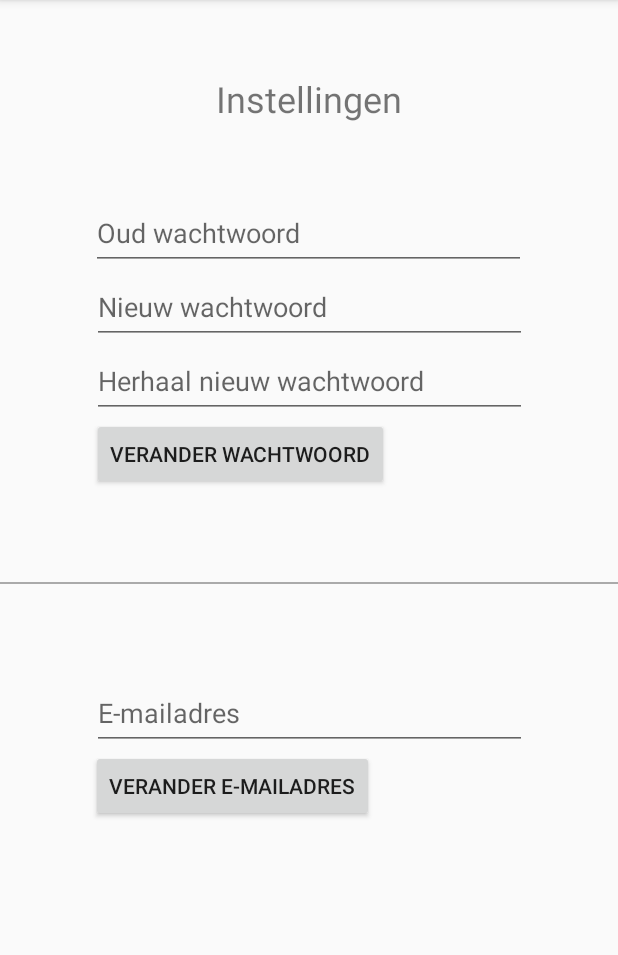
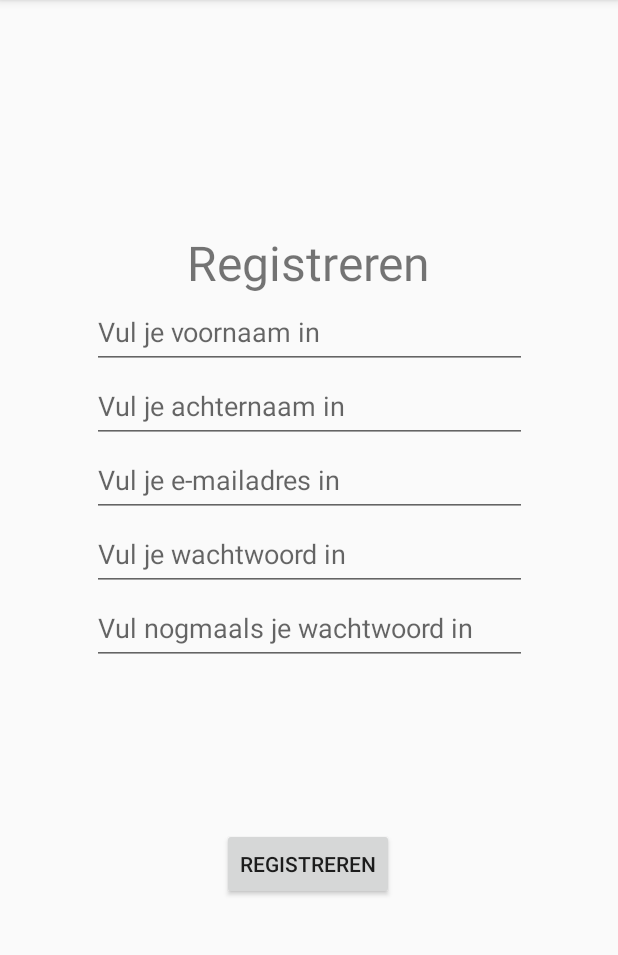
Before and after one commit to VincentCremers/Drink_eet, an Android app: the fragment LoginFragment placed in its activity, after a tap on "REGISTREER", on a phone screen of 412 x 824 dp, the part 84-1039 px from its top. Run offline under Robolectric (Android 15) with nearby library versions, the phone set to English and light mode, and no system bars; our stand-ins replace navigation-ui.

Commit message:
registreer pagina erbij

```diff
--- a/DrInk_en_EET/app/src/main/java/com/example/drink_en_eet/LoginFragment.java
+++ b/DrInk_en_EET/app/src/main/java/com/example/drink_en_eet/LoginFragment.java
@@ -31,7 +31,7 @@ public class LoginFragment extends Fragment implements View.OnClickListener {
         switch (view.getId()) {
             case R.id.button4:
                 getActivity().getSupportFragmentManager().beginTransaction().replace(R.id.fragment_container,
-                        new SettingsFragment()).addToBackStack("tag").commit();
+                        new RegisterFragment()).addToBackStack("tag").commit();
                 break;
         }
     }
--- /dev/null
+++ b/DrInk_en_EET/app/src/main/java/com/example/drink_en_eet/RegisterFragment.java
@@ -0,0 +1,34 @@
+package com.example.drink_en_eet;
+
+import android.os.Bundle;
+import android.view.LayoutInflater;
+import android.view.View;
+import android.view.ViewGroup;
+import android.widget.Button;
+
+import androidx.annotation.Nullable;
+import androidx.fragment.app.Fragment;
+
+public class RegisterFragment extends Fragment implements View.OnClickListener {
+
+    @Nullable
+    @Override
+    public View onCreateView(LayoutInflater inflater, ViewGroup container, Bundle savedInstanceState) {
+
+        View view = inflater.inflate(R.layout.layout_register, container, false);
+
+
+
+        return view;
+    }
+
+    @Override
+    public void onClick(View view) {
+//        switch (view.getId()) {
+//            case R.id.button4:
+//                getActivity().getSupportFragmentManager().beginTransaction().replace(R.id.fragment_container,
+//                        new SettingsFragment()).addToBackStack("tag").commit();
+//                break;
+//        }
+    }
+}
--- a/DrInk_en_EET/app/src/main/res/layout/layout_eten_zoeken.xml
+++ b/DrInk_en_EET/app/src/main/res/layout/layout_eten_zoeken.xml
@@ -7,7 +7,7 @@
     android:layout_height="match_parent">
 
     <TextView
-        android:id="@+id/zoeken_titel"
+        android:id="@+id/zoeken2_titel"
         android:layout_width="wrap_content"
         android:layout_height="wrap_content"
         android:layout_marginTop="16dp"
@@ -22,8 +22,9 @@
         android:layout_width="412dp"
         android:layout_height="69dp"
         android:layout_marginTop="16dp"
+        android:id="@+id/search_bar"
         app:layout_constraintEnd_toEndOf="parent"
         app:layout_constraintStart_toStartOf="parent"
-        app:layout_constraintTop_toBottomOf="@+id/zoeken_titel" />
+        app:layout_constraintTop_toBottomOf="@+id/zoeken2_titel" />
 
 </androidx.constraintlayout.widget.ConstraintLayout>
--- /dev/null
+++ b/DrInk_en_EET/app/src/main/res/layout/layout_register.xml
@@ -0,0 +1,109 @@
+<?xml version="1.0" encoding="utf-8"?>
+<androidx.constraintlayout.widget.ConstraintLayout xmlns:android="http://schemas.android.com/apk/res/android"
+    xmlns:app="http://schemas.android.com/apk/res-auto"
+    xmlns:tools="http://schemas.android.com/tools"
+    android:layout_width="match_parent"
+    android:layout_height="match_parent"
+    tools:context=".Registrate">
+
+
+    <TextView
+        android:id="@+id/textView2"
+        android:layout_width="wrap_content"
+        android:layout_height="wrap_content"
+        android:text="Registreren"
+        android:textSize="32dp"
+        app:layout_constraintBottom_toBottomOf="parent"
+        app:layout_constraintEnd_toEndOf="parent"
+        app:layout_constraintStart_toStartOf="parent"
+        app:layout_constraintTop_toTopOf="parent"
+        app:layout_constraintVertical_bias="0.212" />
+
+    <EditText
+        android:id="@+id/editText"
+        android:layout_width="290dp"
+        android:layout_height="49dp"
+        android:layout_alignParentStart="true"
+        android:layout_alignParentLeft="true"
+        android:layout_alignParentEnd="true"
+        android:layout_alignParentRight="true"
+        android:focusable="true"
+        android:hint="Vul je voornaam in"
+        app:layout_constraintEnd_toEndOf="parent"
+        app:layout_constraintStart_toStartOf="parent"
+        app:layout_constraintTop_toBottomOf="@+id/textView2" />
+
+    <EditText
+        android:id="@+id/editText2"
+        android:layout_width="290dp"
+        android:layout_height="49dp"
+        android:layout_alignParentStart="true"
+        android:layout_alignParentLeft="true"
+        android:layout_alignParentEnd="true"
+        android:layout_alignParentRight="true"
+        android:focusable="true"
+        android:hint="Vul je achternaam in"
+        app:layout_constraintEnd_toEndOf="parent"
+        app:layout_constraintStart_toStartOf="parent"
+        app:layout_constraintTop_toBottomOf="@+id/editText" />
+
+    <EditText
+        android:id="@+id/editText3"
+        android:layout_width="290dp"
+        android:layout_height="49dp"
+        android:layout_alignParentStart="true"
+        android:layout_alignParentLeft="true"
+        android:layout_alignParentEnd="true"
+        android:layout_alignParentRight="true"
+        android:focusable="true"
+        android:hint="Vul je e-mailadres in"
+        app:layout_constraintEnd_toEndOf="parent"
+        app:layout_constraintHorizontal_bias="0.504"
+        app:layout_constraintStart_toStartOf="parent"
+        app:layout_constraintTop_toBottomOf="@+id/editText2" />
+
+    <EditText
+        android:id="@+id/editText4"
+        android:layout_width="290dp"
+        android:layout_height="49dp"
+        android:layout_alignParentStart="true"
+        android:layout_alignParentLeft="true"
+        android:layout_alignParentEnd="true"
+        android:layout_alignParentRight="true"
+        android:focusable="true"
+        android:hint="Vul je wachtwoord in"
+        app:layout_constraintBottom_toTopOf="@+id/editText5"
+        app:layout_constraintEnd_toEndOf="parent"
+        app:layout_constraintHorizontal_bias="0.504"
+        app:layout_constraintStart_toStartOf="parent"
+        app:layout_constraintTop_toBottomOf="@+id/editText3" />
+
+    <EditText
+        android:id="@+id/editText5"
+        android:layout_width="290dp"
+        android:layout_height="49dp"
+        android:layout_alignParentStart="true"
+        android:layout_alignParentLeft="true"
+        android:layout_alignParentEnd="true"
+        android:layout_alignParentRight="true"
+        android:layout_marginTop="48dp"
+        android:focusable="true"
+        android:hint="Vul nogmaals je wachtwoord in"
+        app:layout_constraintBottom_toTopOf="@+id/button6"
+        app:layout_constraintEnd_toEndOf="parent"
+        app:layout_constraintHorizontal_bias="0.504"
+        app:layout_constraintStart_toStartOf="parent"
+        app:layout_constraintTop_toBottomOf="@+id/editText3"
+        app:layout_constraintVertical_bias="0.012" />
+
+    <Button
+        android:id="@+id/button6"
+        android:layout_width="wrap_content"
+        android:layout_height="wrap_content"
+        android:layout_marginBottom="168dp"
+        android:text="Registreren"
+        app:layout_constraintBottom_toBottomOf="parent"
+        app:layout_constraintEnd_toEndOf="parent"
+        app:layout_constraintHorizontal_bias="0.498"
+        app:layout_constraintStart_toStartOf="parent" />
+</androidx.constraintlayout.widget.ConstraintLayout>
--- a/DrInk_en_EET/app/src/main/res/layout/layout_training.xml
+++ b/DrInk_en_EET/app/src/main/res/layout/layout_training.xml
@@ -57,7 +57,7 @@
             android:layout_width="wrap_content"
             android:layout_height="wrap_content"
             android:layout_marginBottom="16dp"
-            android:text="Kies je traning:"
+            android:text="Kies je training:"
             android:textSize="16sp"
             app:layout_constraintBottom_toTopOf="@+id/training_workout_wheel"
             app:layout_constraintEnd_toEndOf="parent"
--- a/DrInk_en_EET/app/src/main/res/values/strings.xml
+++ b/DrInk_en_EET/app/src/main/res/values/strings.xml
@@ -1,6 +1,8 @@
 <resources>
     <string name="app_name">DrInk_en_EET</string>
     <string name="title_activity_search_food">ScrollingActivity</string>
+
+    <string name="search_hint">Test</string>
 
 
     <string name="navigation_drawer_open">Open navigation drawer</string>
--- /dev/null
+++ b/DrInk_en_EET/app/src/main/res/xml/searchable.xml
@@ -0,0 +1,5 @@
+<?xml version="1.0" encoding="utf-8"?>
+<searchable xmlns:android="http://schemas.android.com/apk/res/android"
+    android:label="@string/app_name"
+    android:hint="@string/search_hint" >
+</searchable>
```
Also changed, not shown: DrInk_en_EET/app/src/main/AndroidManifest.xml (+12 -0 lines), DrInk_en_EET/app/src/main/java/com/example/drink_en_eet/SearchableActivity.java (added, +28 -0 lines), DrInk_en_EET/app/src/main/java/com/example/drink_en_eet/ZoekFragment.java (+32 -9 lines), DrInk_en_EET/app/src/main/res/layout/layout_eten_zoeken_2.xml (added, +154 -0 lines).
